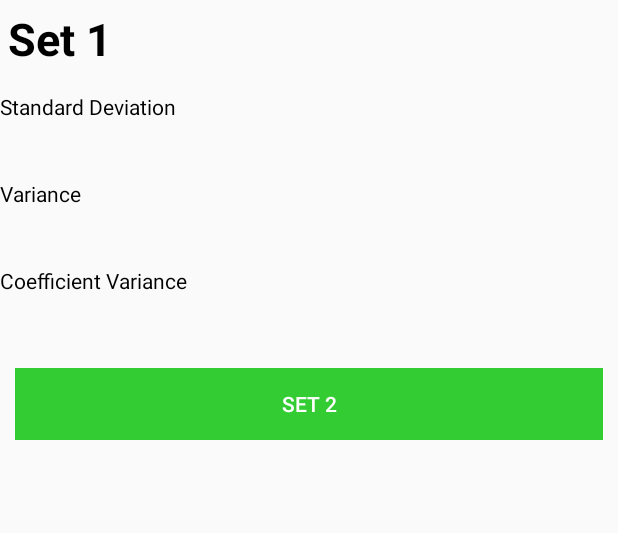
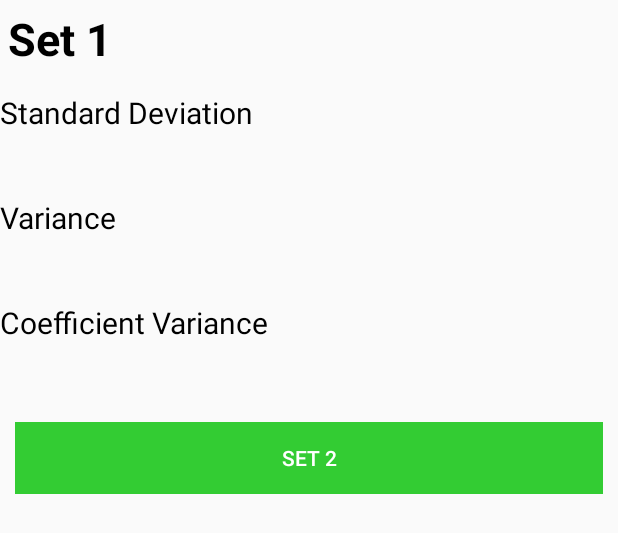
Before and after one commit to Nadzmi-Freelance/Central-Tendency-Snap, an Android app: the layout activity_compute_group_data_mv.xml on its own in the app's theme, with its tools: preview values and no code run, on a phone screen of 412 x 824 dp. Shown: the top 533 px of the screen. Run offline under Robolectric (Android 15) with nearby library versions, the phone set to English and light mode, and no system bars; network calls fail.

Commit message:
Implemented UI for calculations

```diff
--- a/app/src/main/res/layout/activity_compute_group_data_mv.xml
+++ b/app/src/main/res/layout/activity_compute_group_data_mv.xml
@@ -28,23 +28,26 @@
             <TextView
                 android:text="@string/stdDev"
                 android:id="@+id/tvStandardDeviationTitle"
+                android:textSize="20dp"
                 android:textColor="@color/black"
                 android:layout_width="match_parent"
                 android:layout_height="wrap_content" />
 
             <TextView
                 android:id="@+id/tvStandardDeviationStep"
-                android:textColor="@color/black"
+                android:paddingLeft="20dp"
                 android:layout_width="match_parent"
                 android:layout_height="wrap_content"
-                android:paddingLeft="20dp" />
+                android:textSize="15dp"
+                android:textColor="#0000ff" />
 
             <TextView
                 android:id="@+id/tvStandardDeviationAnswer"
-                android:textColor="@color/black"
                 android:layout_width="match_parent"
                 android:layout_height="wrap_content"
-                android:paddingLeft="10dp" />
+                android:paddingLeft="10dp"
+                android:textSize="15dp"
+                android:textColor="#FF0000" />
         </LinearLayout>
 
         <LinearLayout
@@ -53,25 +56,28 @@
             android:layout_height="wrap_content">
 
             <TextView
+                android:id="@+id/tvVarianceTitle"
+                android:layout_width="match_parent"
+                android:layout_height="wrap_content"
                 android:text="@string/var"
-                android:id="@+id/tvVarianceTitle"
-                android:textColor="@color/black"
-                android:layout_width="match_parent"
-                android:layout_height="wrap_content" />
+                android:textSize="20dp"
+                android:textColor="@color/black" />
 
             <TextView
                 android:id="@+id/tvVarianceStep"
-                android:textColor="@color/black"
                 android:layout_width="match_parent"
                 android:layout_height="wrap_content"
-                android:paddingLeft="20dp" />
+                android:paddingLeft="20dp"
+                android:textSize="15dp"
+                android:textColor="#0000ff" />
 
             <TextView
                 android:id="@+id/tvVarianceAnswer"
-                android:textColor="@color/black"
                 android:layout_width="match_parent"
                 android:layout_height="wrap_content"
-                android:paddingLeft="10dp" />
+                android:paddingLeft="10dp"
+                android:textSize="15dp"
+                android:textColor="#FF0000" />
         </LinearLayout>
 
         <LinearLayout
@@ -82,23 +88,26 @@
             <TextView
                 android:text="@string/cv"
                 android:id="@+id/tvCVTitle"
+                android:textSize="20dp"
                 android:textColor="@color/black"
                 android:layout_width="match_parent"
                 android:layout_height="wrap_content" />
 
             <TextView
                 android:id="@+id/tvCVStep"
-                android:textColor="@color/black"
                 android:layout_width="match_parent"
                 android:layout_height="wrap_content"
-                android:paddingLeft="20dp" />
+                android:paddingLeft="20dp"
+                android:textSize="15dp"
+                android:textColor="#0000ff" />
 
             <TextView
                 android:id="@+id/tvCVAnswer"
-                android:textColor="@color/black"
                 android:layout_width="match_parent"
                 android:layout_height="wrap_content"
-                android:paddingLeft="10dp" />
+                android:paddingLeft="10dp"
+                android:textSize="15dp"
+                android:textColor="#FF0000" />
         </LinearLayout>
 
         <LinearLayout
```
Also changed, not shown: app/src/main/java/com/seladanghijau/centraltendencysnap/activity/ComputeGroupDataMV.java (+10 -11 lines), app/src/main/java/com/seladanghijau/centraltendencysnap/provider/CalculatorGroupedData.java (+12 -8 lines).
